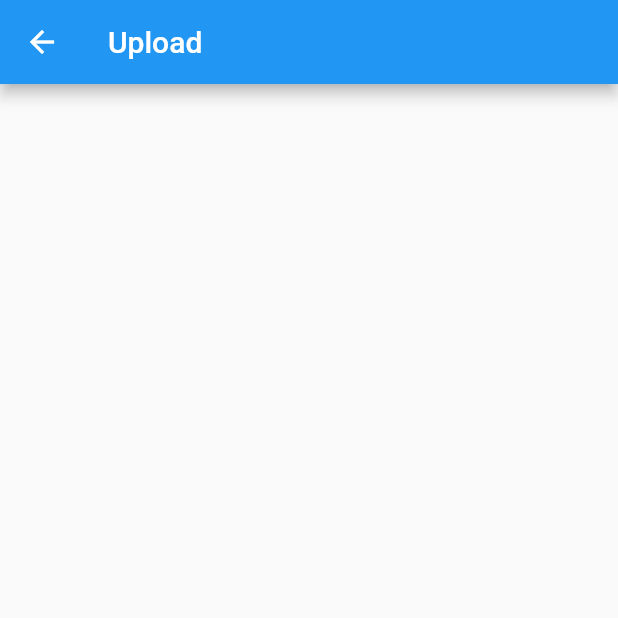
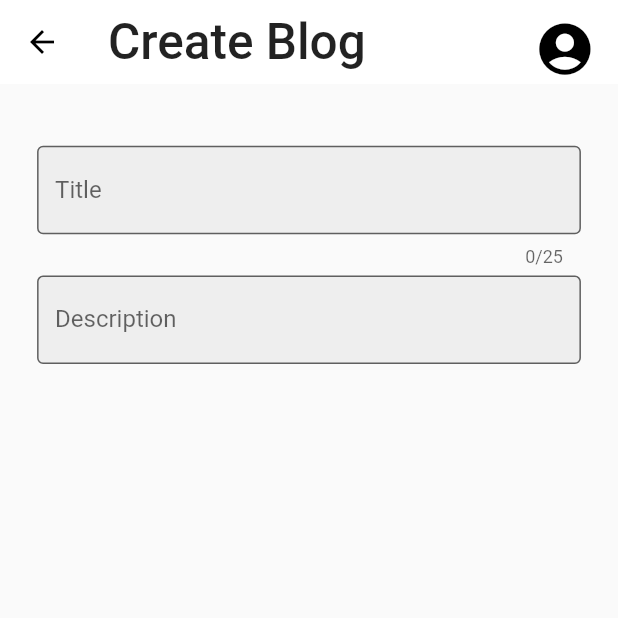
Before and after one commit to TarkanKara/Blog-App, a Flutter app: the UploadBlogView screen opened by its route, on a phone screen of 412 x 824 dp, the top half of it. Run offline on Flutter 3.47's test engine with Material 2 defaults, Android fonts, the phone set to English and light mode, and no system bars; our stand-ins replace cloud_firestore, firebase_auth, firebase_core, fluttertoast, get, responsive_sizer; accounts and stored records are empty.

Commit message:
Upload Blog page and TextField

```diff
--- a/lib/app/modules/upload_blog/upload_blog_view.dart
+++ b/lib/app/modules/upload_blog/upload_blog_view.dart
@@ -1,6 +1,8 @@
 import 'package:blog_app/app/modules/upload_blog/upload_blog_controller.dart';
+import 'package:blog_app/app/widgets/text_field.dart';
 import 'package:flutter/material.dart';
-import 'package:get/state_manager.dart';
+import 'package:get/get.dart';
+import 'package:responsive_sizer/responsive_sizer.dart';
 
 class UploadBlogView extends GetView<UploadBlogController> {
   const UploadBlogView({super.key});
@@ -9,7 +11,61 @@ class UploadBlogView extends GetView<UploadBlogController> {
   Widget build(BuildContext context) {
     return Scaffold(
       appBar: AppBar(
-        title: const Text("Upload"),
+        centerTitle: true,
+        elevation: 0,
+        backgroundColor: Colors.white,
+        title: Row(
+          mainAxisAlignment: MainAxisAlignment.spaceBetween,
+          children: [
+            Text(
+              "Create Blog",
+              style: Theme.of(context).textTheme.bodyMedium!.copyWith(
+                    fontSize: 8.w,
+                    fontWeight: FontWeight.w500,
+                  ),
+            ),
+            IconButton(
+              onPressed: () {},
+              icon: Icon(
+                Icons.account_circle_rounded,
+                color: Colors.black,
+                size: 10.w,
+              ),
+            ),
+          ],
+        ),
+        leading: IconButton(
+          onPressed: () {
+            Get.back();
+          },
+          icon: const Icon(
+            Icons.arrow_back,
+            color: Colors.black,
+          ),
+        ),
+      ),
+      body: SingleChildScrollView(
+        child: Padding(
+          padding: EdgeInsets.only(top: 5.h),
+          child: Column(
+            children: [
+              CustomTextField(
+                maxTextLength: 25,
+                isMultine: false,
+                controller: TextEditingController(),
+                hintText: "write something",
+                labelText: "Title",
+              ),
+              SizedBox(height: 1.w),
+              CustomTextField(
+                controller: TextEditingController(),
+                isMultine: true,
+                hintText: "blog post",
+                labelText: "Description",
+              ),
+            ],
+          ),
+        ),
       ),
     );
   }
--- /dev/null
+++ b/lib/app/widgets/text_field.dart
@@ -0,0 +1,42 @@
+import 'package:flutter/material.dart';
+import 'package:responsive_sizer/responsive_sizer.dart';
+
+class CustomTextField extends StatelessWidget {
+  final TextEditingController controller;
+  final String hintText, labelText;
+  final bool isMultine;
+  final int? maxTextLength;
+
+  const CustomTextField({
+    super.key,
+    required this.controller,
+    required this.hintText,
+    required this.labelText,
+    required this.isMultine,
+    this.maxTextLength,
+  });
+
+  @override
+  Widget build(BuildContext context) {
+    return Container(
+      height: isMultine ? 200.h : 10.h,
+      width: double.infinity,
+      padding: EdgeInsets.symmetric(horizontal: 3.h),
+      child: TextField(
+        maxLength: maxTextLength,
+        maxLines: isMultine ? null : 1,
+        controller: controller,
+        keyboardType: isMultine ? TextInputType.multiline : null,
+        decoration: InputDecoration(
+          filled: true,
+          fillColor: Colors.grey.shade200,
+          hintText: hintText,
+          labelText: labelText,
+          border: const OutlineInputBorder(
+            borderSide: BorderSide(color: Colors.grey),
+          ),
+        ),
+      ),
+    );
+  }
+}
```
